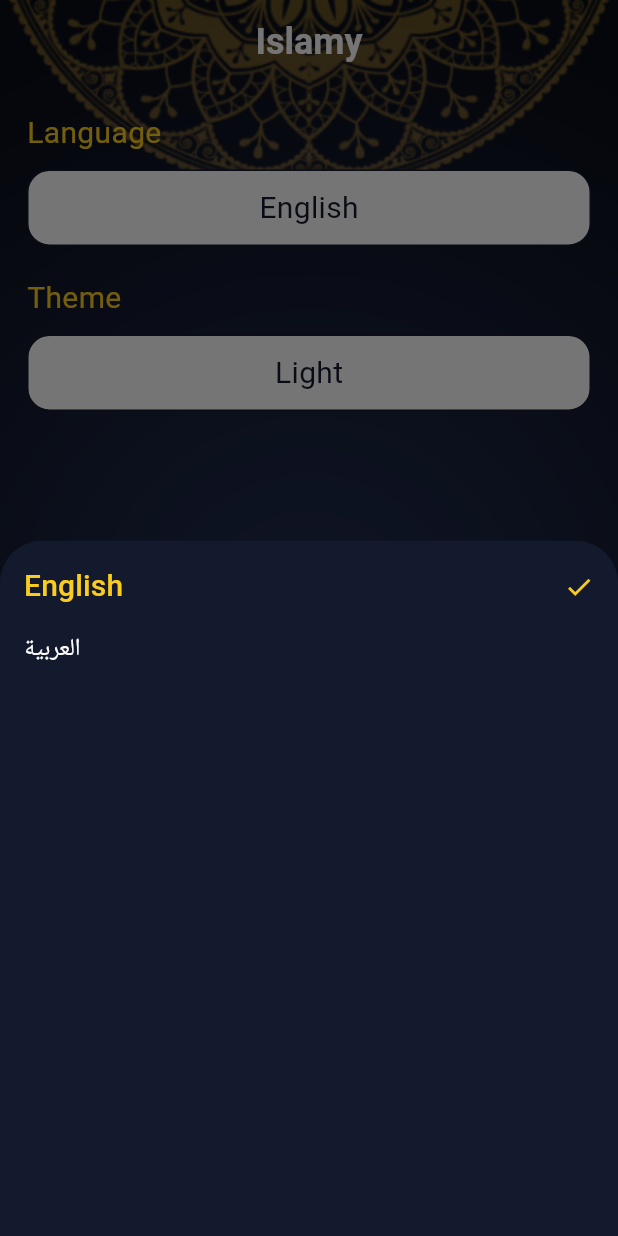
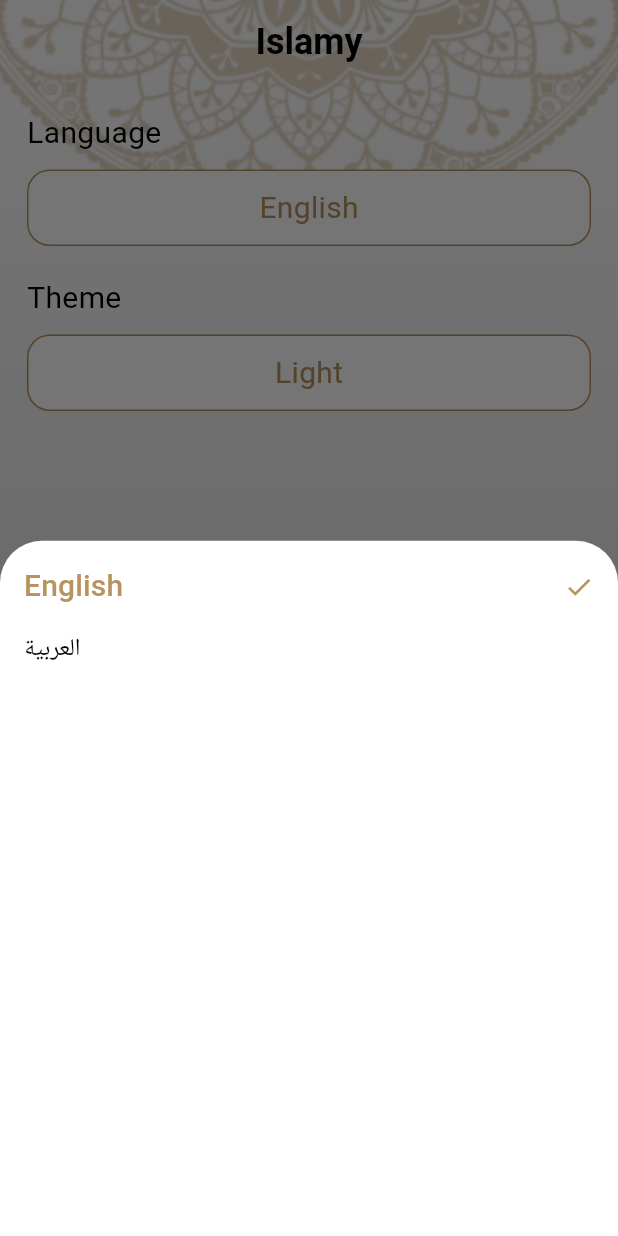
Before and after one commit to youssemagdy/Islamy_App_2, a Flutter app: the screen it shows after launch, item 5 of the bottom bar chosen, after a tap on "English", on a phone screen of 412 x 824 dp. Run offline on Flutter 3.47's test engine with Material 3 defaults, Android fonts, the phone set to English and light mode, and no system bars; missing offline and left inert: dart:js_interop, dart:js_util; generated files the repository leaves out were written again.

```diff
--- a/lib/main.dart
+++ b/lib/main.dart
@@ -1,13 +1,20 @@
 import 'package:flutter/material.dart';
 import 'package:flutter_localizations/flutter_localizations.dart';
+import 'package:islami_app/provider/setting_provider.dart';
 import 'package:islami_app/style/app_theme.dart';
 import 'package:islami_app/ui/ahadeth_details/ahadeth_details_screen.dart';
 import 'package:islami_app/ui/home/home_screen.dart';
 import 'package:islami_app/ui/quran_details/quran_details_screen.dart';
 import 'package:flutter_gen/gen_l10n/app_localizations.dart';
+import 'package:provider/provider.dart';
 
 void main() {
-  runApp(const MyApp());
+  runApp(
+    ChangeNotifierProvider(
+      create: (context) => SettingProvider(),
+      child: const MyApp(),
+    ),
+  );
 }
 
 class MyApp extends StatelessWidget {
@@ -16,10 +23,11 @@ class MyApp extends StatelessWidget {
   // This widget is the root of your application.
   @override
   Widget build(BuildContext context) {
+    SettingProvider provider = Provider.of<SettingProvider>(context);
     return MaterialApp(
       theme: AppTheme.lightTheme,
       darkTheme: AppTheme.darkTheme,
-      themeMode: AppTheme.isDark ? ThemeMode.dark : ThemeMode.light,
+      themeMode: provider.theme,
       debugShowCheckedModeBanner: false,
       localizationsDelegates: const [
         AppLocalizations.delegate,
@@ -31,7 +39,7 @@ class MyApp extends StatelessWidget {
         Locale("en"),
         Locale("ar"),
       ],
-      locale: const Locale("en"),
+      locale: Locale(provider.language),
       title: 'Islamy',
       initialRoute: HomeScreen.routName,
       routes: {
--- /dev/null
+++ b/lib/provider/setting_provider.dart
@@ -0,0 +1,22 @@
+import 'dart:js_util';
+
+import 'package:flutter/material.dart';
+
+class SettingProvider extends ChangeNotifier{
+
+  ThemeMode theme = ThemeMode.light;
+
+  void changeTheme (ThemeMode newTheme) {
+    if (theme == newTheme) return;
+    theme = newTheme;
+    notifyListeners();
+  }
+
+  String language = "en";
+
+  void changeLanguage (String newLanguage) {
+    if (language == newLanguage) return;
+    language = newLanguage;
+    notifyListeners();
+  }
+}
--- a/lib/ui/home/home_screen.dart
+++ b/lib/ui/home/home_screen.dart
@@ -1,4 +1,7 @@
+import 'dart:js_interop';
+
 import 'package:flutter/material.dart';
+import 'package:islami_app/provider/setting_provider.dart';
 import 'package:islami_app/style/app_theme.dart';
 import 'package:islami_app/ui/home/tap/ahadeth_widget.dart';
 import 'package:islami_app/ui/home/tap/quran_widget.dart';
@@ -6,6 +9,7 @@ import 'package:islami_app/ui/home/tap/radio_widget.dart';
 import 'package:islami_app/ui/home/tap/sebha_widget.dart';
 import 'package:islami_app/ui/home/tap/settings_widget.dart';
 import 'package:flutter_gen/gen_l10n/app_localizations.dart';
+import 'package:provider/provider.dart';
 
 class HomeScreen extends StatefulWidget {
   static const String routName = 'HomeScreen';
@@ -26,10 +30,15 @@ class _HomeScreenState extends State<HomeScreen> {
 
   @override
   Widget build(BuildContext context) {
+    SettingProvider provider = Provider.of<SettingProvider>(context);
     return Container(
       decoration: BoxDecoration(
         image: DecorationImage(
-          image: AssetImage(AppTheme.isDark ? 'assets/image/darkback.png' : 'assets/image/bg3.png'),
+          image: AssetImage(
+            provider.theme == ThemeMode.dark ?
+            'assets/image/darkback.png' :
+            'assets/image/bg3.png',
+          ),
           fit: BoxFit.fill,
         ),
       ),
--- a/lib/ui/home/tap/language_sheet.dart
+++ b/lib/ui/home/tap/language_sheet.dart
@@ -1,4 +1,6 @@
 import 'package:flutter/material.dart';
+import 'package:islami_app/provider/setting_provider.dart';
+import 'package:provider/provider.dart';
 
 class LanguageSheet extends StatefulWidget {
   const LanguageSheet({Key? key}) : super(key: key);
@@ -10,14 +12,29 @@ class LanguageSheet extends StatefulWidget {
 class _LanguageSheetState extends State<LanguageSheet> {
   @override
   Widget build(BuildContext context) {
+    SettingProvider provider = Provider.of<SettingProvider>(context);
     return Padding(
       padding: const EdgeInsets.all(16.0),
       child: Column(
         crossAxisAlignment: CrossAxisAlignment.stretch,
         children: [
-          getSelectedItem('English'),
+          getSelectedItem(
+            provider.language == "ar" ?
+            "العربية" :
+            "English",
+          ),
           const SizedBox(height: 15,),
-          getUnselectedItem('العربية'),
+          InkWell(
+            onTap: (){
+              provider.changeLanguage(provider.language == "ar" ? "en" : "ar");
+              Navigator.pop(context);
+            },
+            child: getUnselectedItem(
+              provider.language == "ar" ?
+              "English" :
+              "العربية",
+            ),
+          ),
         ],
       ),
     );
--- a/lib/ui/home/tap/settings_widget.dart
+++ b/lib/ui/home/tap/settings_widget.dart
@@ -1,7 +1,9 @@
 import 'package:flutter/material.dart';
+import 'package:islami_app/provider/setting_provider.dart';
 import 'package:islami_app/ui/home/tap/language_sheet.dart';
 import 'package:islami_app/ui/home/tap/theme_sheet.dart';
 import 'package:flutter_gen/gen_l10n/app_localizations.dart';
+import 'package:provider/provider.dart';
 
 
 class SettingWidget extends StatefulWidget {
@@ -14,6 +16,7 @@ class SettingWidget extends StatefulWidget {
 class _SettingWidgetState extends State<SettingWidget> {
   @override
   Widget build(BuildContext context) {
+    SettingProvider provider = Provider.of<SettingProvider>(context);
     return Padding(
       padding: const EdgeInsets.all(18.0),
       child: Column(
@@ -40,7 +43,7 @@ class _SettingWidgetState extends State<SettingWidget> {
                 ),
               ),
               child: Text(
-                'English',
+                provider.language == "ar" ? "العربية": 'English',
                 style: Theme.of(context).textTheme.bodyMedium?.copyWith(
                   color: Theme.of(context).primaryColor,
                 ),
@@ -69,6 +72,8 @@ class _SettingWidgetState extends State<SettingWidget> {
                   ),
                 ),
                 child: Text(
+                  provider.theme == ThemeMode.dark ?
+                  AppLocalizations.of(context)!.dark :
                   AppLocalizations.of(context)!.light,
                   style: Theme.of(context).textTheme.bodyMedium?.copyWith(
                     color: Theme.of(context).primaryColor,
--- a/pubspec.yaml
+++ b/pubspec.yaml
@@ -38,6 +38,7 @@ dependencies:
   flutter_localizations:
     sdk: flutter
   intl: any
+  provider: ^6.1.2
 
 dev_dependencies:
   flutter_test:
```
Also changed, not shown: lib/ui/ahadeth_details/ahadeth_details_screen.dart (+8 -1 lines), lib/ui/home/tap/theme_sheet.dart (+23 -2 lines), lib/ui/quran_details/quran_details_screen.dart (+8 -1 lines), pubspec.lock.
